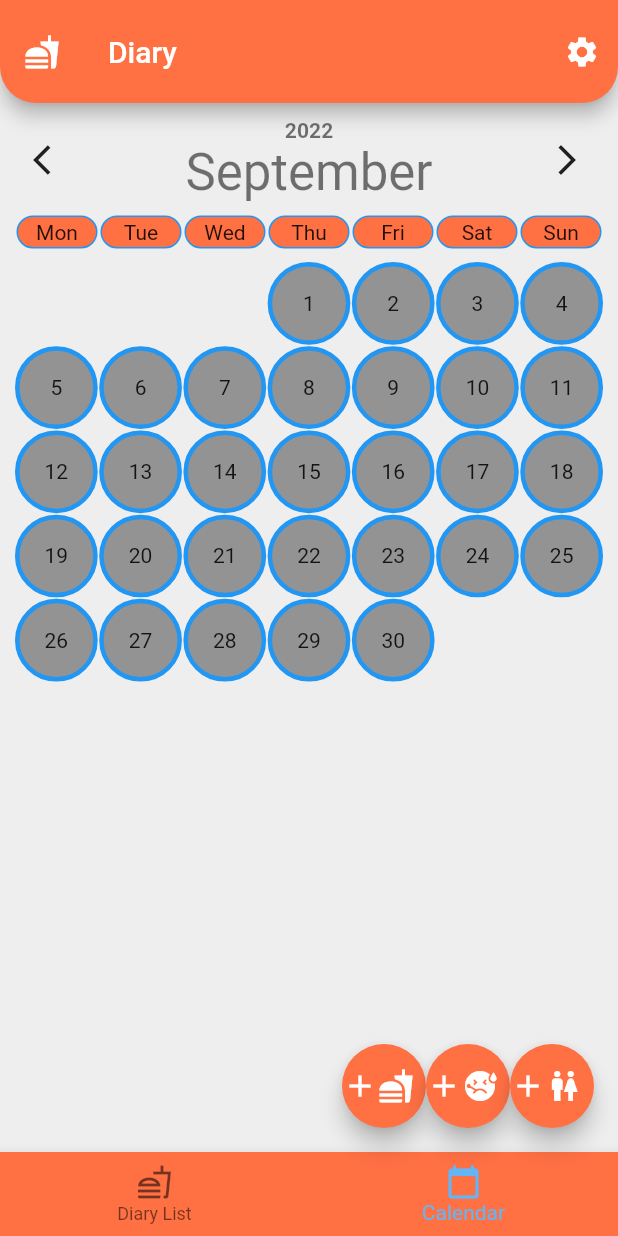
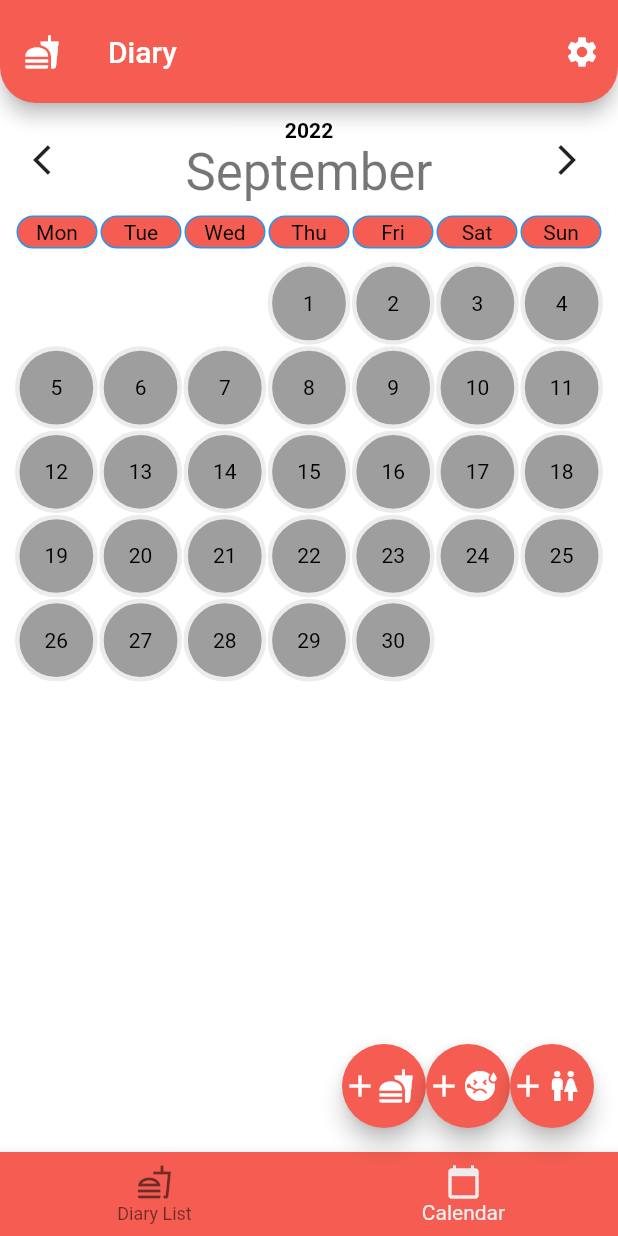
Before and after one commit to linememory/food_diary, a Flutter app: the screen it shows after launch, item 2 of the bottom bar chosen, on a phone screen of 412 x 824 dp. Run offline on Flutter 3.47's test engine with Material 2 defaults, Android fonts, the phone set to English and light mode, and no system bars; our stand-ins replace bloc, equatable, faker, flutter_bloc, get_it, shared_preferences and 1 more; accounts and stored records are empty.

Commit message:
change theme

```diff
--- a/lib/core/themes/custom_theme.dart
+++ b/lib/core/themes/custom_theme.dart
@@ -7,26 +7,22 @@ class CustomTheme {
   };
   static ThemeData lightTheme() {
     return ThemeData.light().copyWith(
-      primaryColor: const Color(0xffff7043),
-      primaryColorLight: const Color(0xffffa270),
-      primaryColorDark: const Color(0xffc63f17),
+      primaryColor: Color.fromARGB(255, 245, 93, 82),
       colorScheme: ThemeData.light().colorScheme.copyWith(
-            primary: const Color(0xffff7043),
-            primaryVariant: const Color(0xff892c10),
-            secondary: const Color(0xff64b5f6),
-            secondaryVariant: const Color(0xff2696f2),
-            background: const Color(0xffEEE9DE),
+            primary: Color.fromARGB(255, 245, 93, 82),
+            secondary: Color.fromARGB(255, 236, 236, 236),
+            background: Color.fromARGB(255, 255, 255, 255),
           ),
-      backgroundColor: const Color(0xffEEEEEE),
-      scaffoldBackgroundColor: const Color(0xffEEEEEE),
+      backgroundColor: const Color.fromARGB(255, 255, 255, 255),
+      scaffoldBackgroundColor: Color.fromARGB(255, 255, 255, 255),
       textTheme: const TextTheme().copyWith(
-        bodyText1: const TextStyle().copyWith(color: Colors.black87),
-        bodyText2: const TextStyle().copyWith(color: Colors.black87),
-        button: const TextStyle().copyWith(color: Colors.black87),
+        bodyText1: const TextStyle().copyWith(color: Colors.black),
+        bodyText2: const TextStyle().copyWith(color: Colors.black),
+        button: const TextStyle().copyWith(color: Colors.black),
         subtitle1: const TextStyle()
-            .copyWith(color: Colors.black54, fontWeight: FontWeight.bold),
+            .copyWith(color: Colors.black, fontWeight: FontWeight.bold),
         subtitle2: const TextStyle()
-            .copyWith(color: Colors.black54, fontWeight: FontWeight.bold),
+            .copyWith(color: Colors.black, fontWeight: FontWeight.bold),
         headline1: const TextStyle().copyWith(color: Colors.black54),
         headline2: const TextStyle().copyWith(color: Colors.black54),
         headline3: const TextStyle().copyWith(color: Colors.black54),
@@ -39,18 +35,14 @@ class CustomTheme {
 
   static ThemeData darkTheme() {
     return ThemeData.dark().copyWith(
-      primaryColor: const Color(0xff79250d),
-      primaryColorLight: const Color(0xff922c0f),
-      primaryColorDark: const Color(0xff5e1c09),
+      primaryColor: Color.fromARGB(255, 121, 38, 38),
       colorScheme: ThemeData.dark().colorScheme.copyWith(
-            primary: const Color(0xff79250d),
-            primaryVariant: const Color(0xffa03113),
-            secondary: const Color(0xff305776),
-            secondaryVariant: const Color(0xff305776),
-            background: const Color(0xff4378a3),
+            primary: Color.fromARGB(255, 121, 38, 38),
+            secondary: Color.fromARGB(255, 43, 43, 43),
+            background: Color.fromARGB(255, 26, 26, 26),
           ),
-      backgroundColor: const Color(0xff222222),
-      scaffoldBackgroundColor: const Color(0xff222222),
+      backgroundColor: const Color.fromARGB(255, 26, 26, 26),
+      scaffoldBackgroundColor: Color.fromARGB(255, 26, 26, 26),
       textTheme: const TextTheme().copyWith(
         bodyText1: const TextStyle().copyWith(color: Colors.white60),
         bodyText2: const TextStyle().copyWith(color: Colors.white60),
--- a/lib/features/diary/presentation/pages/calendar_page.dart
+++ b/lib/features/diary/presentation/pages/calendar_page.dart
@@ -198,7 +198,8 @@ class DayItem extends StatelessWidget {
       onTap: onPressed,
       child: Container(
         decoration: BoxDecoration(
-          border: Border.all(color: Colors.blue.shade500, width: 3),
+          border: Border.all(
+              color: Theme.of(context).colorScheme.secondary, width: 3),
           borderRadius: BorderRadius.circular(100),
           color: isDisabled
               ? Theme.of(context).disabledColor
```
